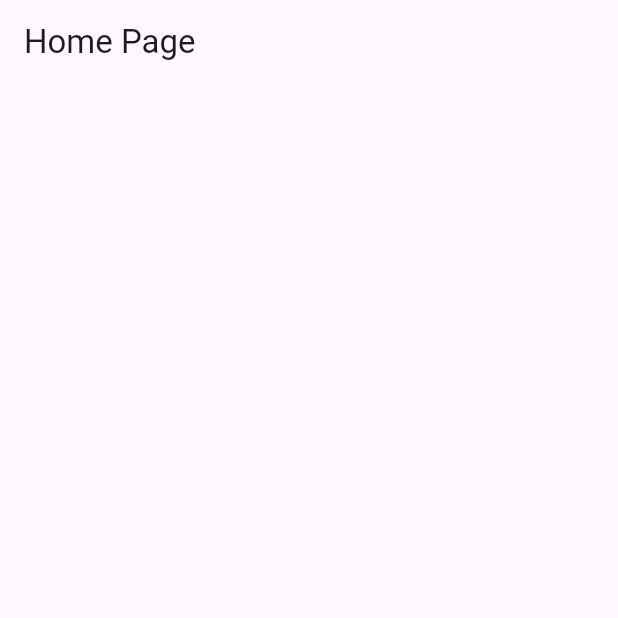
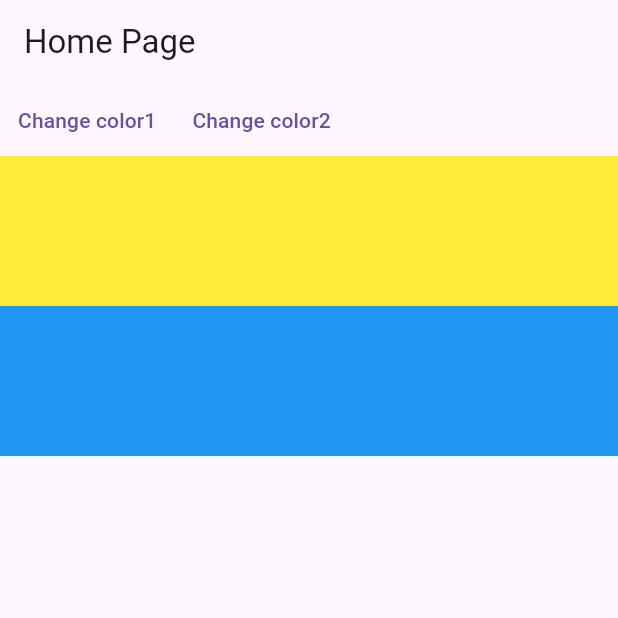
Before and after one commit to Ahmednahrawy/inherited_model_practice, a Flutter app: the screen it shows after launch, on a phone screen of 412 x 824 dp, the top half of it. Run offline on Flutter 3.47's test engine with Material 3 defaults, Android fonts, the phone set to English and light mode, and no system bars.

```diff
--- a/lib/main.dart
+++ b/lib/main.dart
@@ -1,5 +1,6 @@
 import 'package:flutter/material.dart';
 import 'dart:math' show Random;
+import 'dart:developer' as devtools show log;
 
 void main() {
   runApp(
@@ -22,11 +23,47 @@ class HomePage extends StatefulWidget {
 }
 
 class _HomePageState extends State<HomePage> {
+  ColorSwatch color1 = Colors.yellow;
+  ColorSwatch color2 = Colors.blue;
   @override
   Widget build(BuildContext context) {
     return Scaffold(
       appBar: AppBar(
         title: const Text('Home Page'),
+      ),
+      body: AvailableColorWidget(
+        color1: color1,
+        color2: color2,
+        child: Column(
+          children: [
+            Row(
+              children: [
+                TextButton(
+                  onPressed: () {
+                    setState(() {
+                      color1 = colors.getRandomElement();
+                    });
+                  },
+                  child: const Text('Change color1'),
+                ),
+                TextButton(
+                  onPressed: () {
+                    setState(() {
+                      color2 = colors.getRandomElement();
+                    });
+                  },
+                  child: const Text('Change color2'),
+                )
+              ],
+            ),
+            const ColorWidget(
+              color: AvailableColors.one,
+            ),
+            const ColorWidget(
+              color: AvailableColors.two,
+            ),
+          ],
+        ),
       ),
     );
   }
@@ -45,6 +82,71 @@ final colors = [
   Colors.lightBlueAccent,
 ];
 
+enum AvailableColors { one, two }
+
+class AvailableColorWidget extends InheritedModel<AvailableColors> {
+  final ColorSwatch color1;
+  final ColorSwatch color2;
+
+  const AvailableColorWidget(
+      {super.key,
+      required super.child,
+      required this.color1,
+      required this.color2});
+
+  static AvailableColorWidget of(BuildContext context, AvailableColors aspect) {
+    return InheritedModel.inheritFrom<AvailableColorWidget>(context,
+        aspect: aspect)!;
+  }
+
+  @override
+  bool updateShouldNotify(covariant AvailableColorWidget oldWidget) {
+    devtools.log("updateShouldNotify");
+    return color1 != oldWidget.color1 || color2 != oldWidget.color2;
+  }
+
+  @override
+  bool updateShouldNotifyDependent(covariant AvailableColorWidget oldWidget,
+      Set<AvailableColors> dependencies) {
+    devtools.log("updateShouldNotifyDependent");
+    if (dependencies.contains(AvailableColors.one) &&
+        color1 != oldWidget.color1) {
+      return true;
+    }
+    if (dependencies.contains(AvailableColors.two) &&
+        color2 != oldWidget.color2) {
+      return true;
+    }
+    return false;
+  }
+}
+
+class ColorWidget extends StatelessWidget {
+  final AvailableColors color;
+  const ColorWidget({super.key, required this.color});
+
+  @override
+  Widget build(BuildContext context) {
+    switch (color) {
+      case AvailableColors.one:
+        devtools.log('Color1 widget got rebuilt');
+        break;
+      case AvailableColors.two:
+        devtools.log('Color2 widget got rebuilt');
+        break;
+    }
+    final provider = AvailableColorWidget.of(
+      context,
+      color,
+    );
+
+    return Container(
+      height: 100,
+      color: color == AvailableColors.one ? provider.color1 : provider.color2,
+    );
+  }
+}
+
 extension RandomElement<T> on Iterable<T> {
   T getRandomElement() => elementAt(
         Random().nextInt(length),
```
